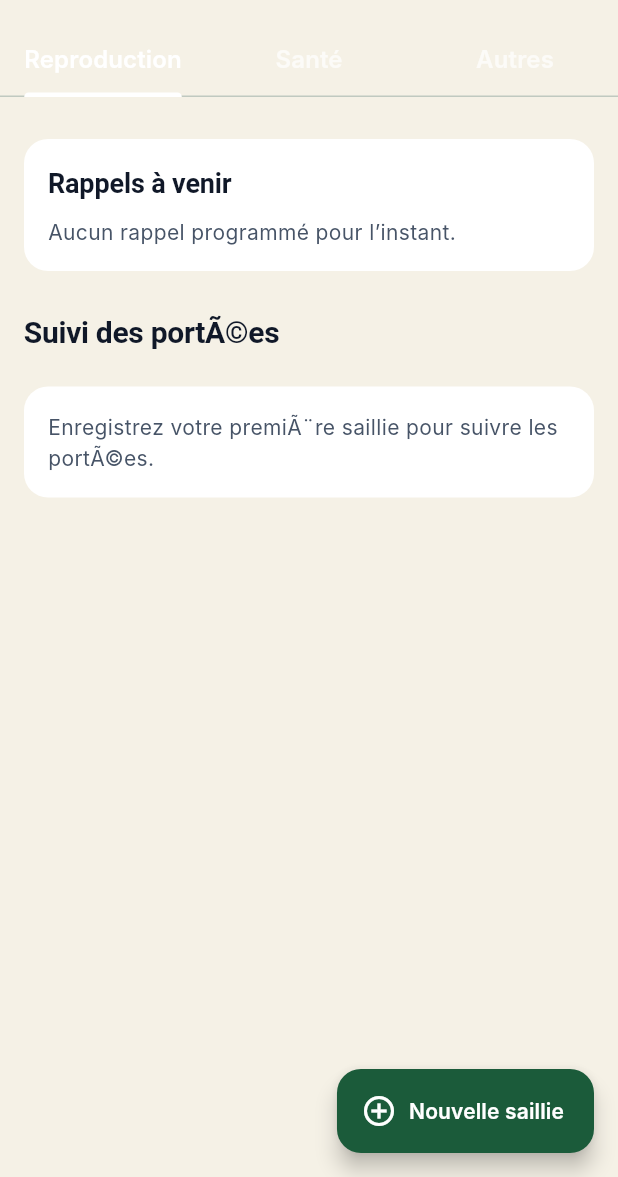
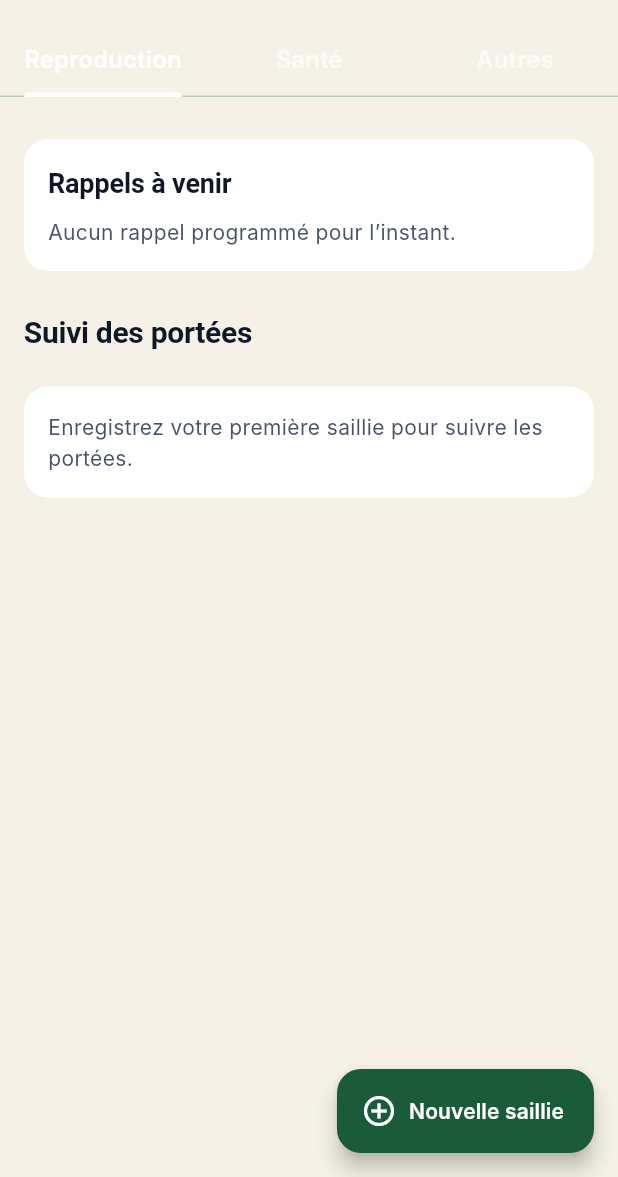
Before and after one commit to zidane123-web/Khodan, a Flutter app: the _EventsHubView screen opened directly with empty values, on a phone screen of 412 x 824 dp, the part 59-1236 px from its top. Run offline on Flutter 3.47's test engine with Material 3 defaults, Android fonts, the light colour scheme and no system bars; our stand-ins replace equatable, firebase_core, firebase_messaging, fl_chart, flutter_bloc, go_router and 3 more; missing offline and left inert: mobile_scanner; accounts and stored records are empty; Roboto replaces fonts that are missing (Inter, Poppins).

Commit message:
fix: correct UTF-8 encoding issues in reproduction page

```diff
--- a/lib/features/events/presentation/widgets/reproduction_tab.dart
+++ b/lib/features/events/presentation/widgets/reproduction_tab.dart
@@ -38,7 +38,7 @@ class ReproductionTabView extends StatelessWidget {
       builder: (BuildContext context) => AlertDialog(
         title: const Text('Supprimer cette saillie ?'),
         content: const Text(
-          'Cette action supprimera les rappels associÃ©s. Continuer ?',
+          'Cette action supprimera les rappels associés. Continuer ?',
         ),
         actions: <Widget>[
           TextButton(
@@ -58,7 +58,7 @@ class ReproductionTabView extends StatelessWidget {
       if (context.mounted) {
         ScaffoldMessenger.of(
           context,
-        ).showSnackBar(const SnackBar(content: Text('Saillie supprimÃ©e.')));
+        ).showSnackBar(const SnackBar(content: Text('Saillie supprimée.')));
       }
     }
   }
@@ -76,7 +76,7 @@ class ReproductionTabView extends StatelessWidget {
             child: Padding(
               padding: const EdgeInsets.all(24),
               child: Text(
-                state.errorMessage ?? 'Impossible de charger les donnÃ©es.',
+                state.errorMessage ?? 'Impossible de charger les données.',
                 textAlign: TextAlign.center,
               ),
             ),
@@ -97,7 +97,7 @@ class ReproductionTabView extends StatelessWidget {
               ),
               const SizedBox(height: 16),
               Text(
-                'Suivi des portÃ©es',
+                'Suivi des portées',
                 style: Theme.of(context).textTheme.titleLarge,
               ),
               const SizedBox(height: 12),
@@ -106,7 +106,7 @@ class ReproductionTabView extends StatelessWidget {
                   child: Padding(
                     padding: const EdgeInsets.all(16),
                     child: Text(
-                      'Enregistrez votre premiÃ¨re saillie pour suivre les portÃ©es.',
+                      'Enregistrez votre première saillie pour suivre les portées.',
                       style: Theme.of(context).textTheme.bodyMedium,
                     ),
                   ),
```
Also changed, not shown: lib/features/events/presentation/screens/add_breeding_record_screen.dart (+14 -14 lines).
